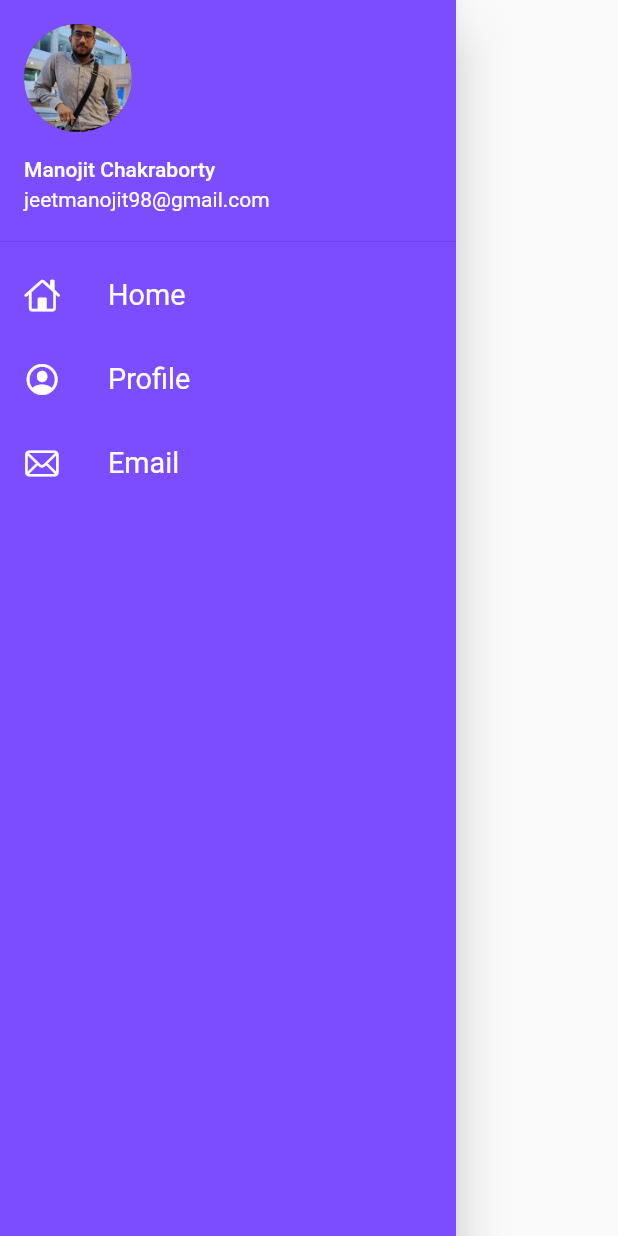
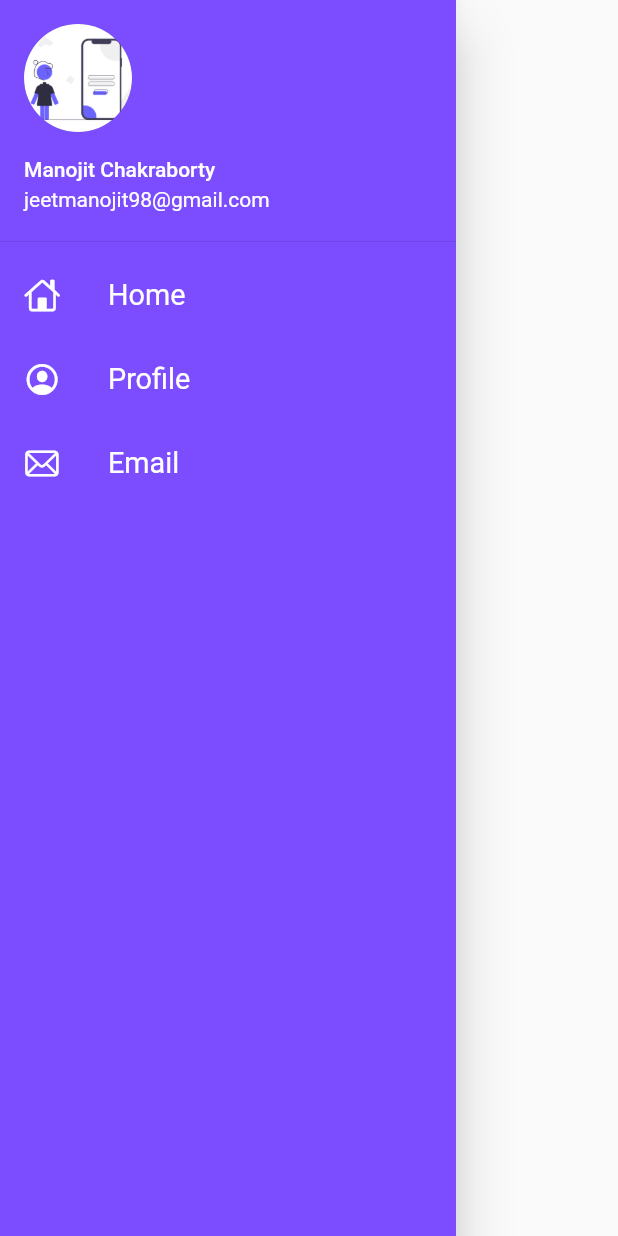
Before and after one commit to Jeet-Manojit/Flutter, a Flutter app: the MyDrawer widget shown alone on an empty page, opened directly, on a phone screen of 412 x 824 dp. Run offline on Flutter 3.47's test engine with Material 2 defaults, Android fonts, the phone set to English and light mode, and no system bars.

Commit message:
day 9 completed

```diff
--- a/lib/widgets/drawer.dart
+++ b/lib/widgets/drawer.dart
@@ -20,7 +20,8 @@ class MyDrawer extends StatelessWidget {
                     accountName: Text("Manojit Chakraborty"),
                     accountEmail: Text("jeetmanojit98@gmail.com"),
                     currentAccountPicture: CircleAvatar(
-                      backgroundImage: AssetImage("assets/images/Me.jpeg"),
+                      backgroundImage:
+                          AssetImage("assets/images/login_image.png"),
                     ))),
             ListTile(
               leading: Icon(
```
Also changed, not shown: assets/images/Me.jpeg (deleted), assets/images/Me1.jpeg (deleted).
